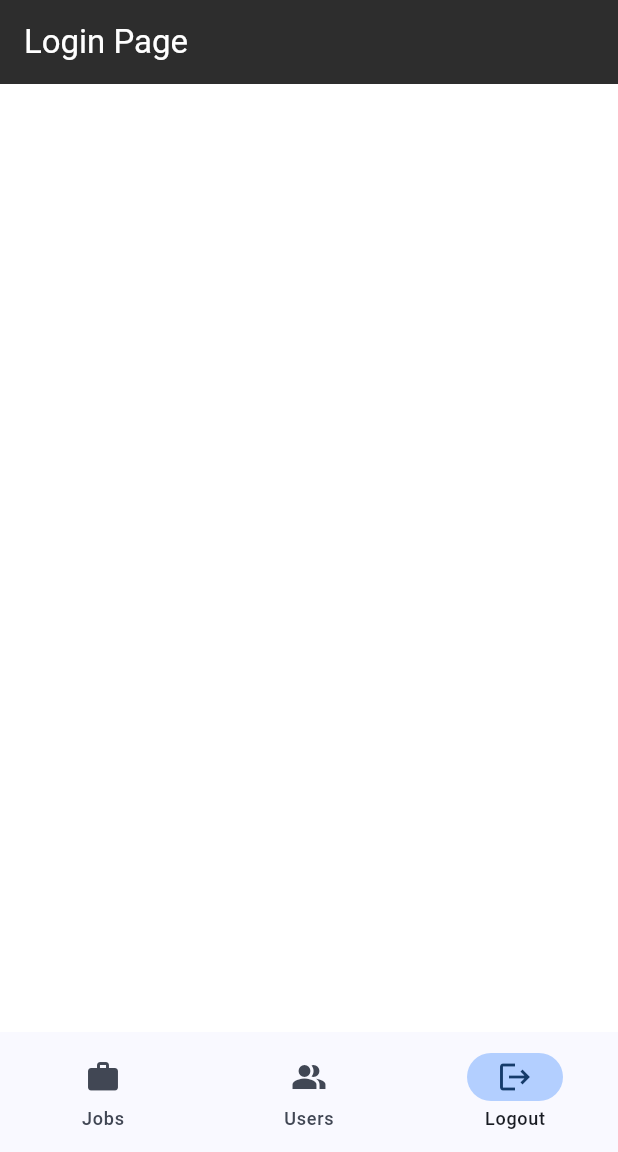
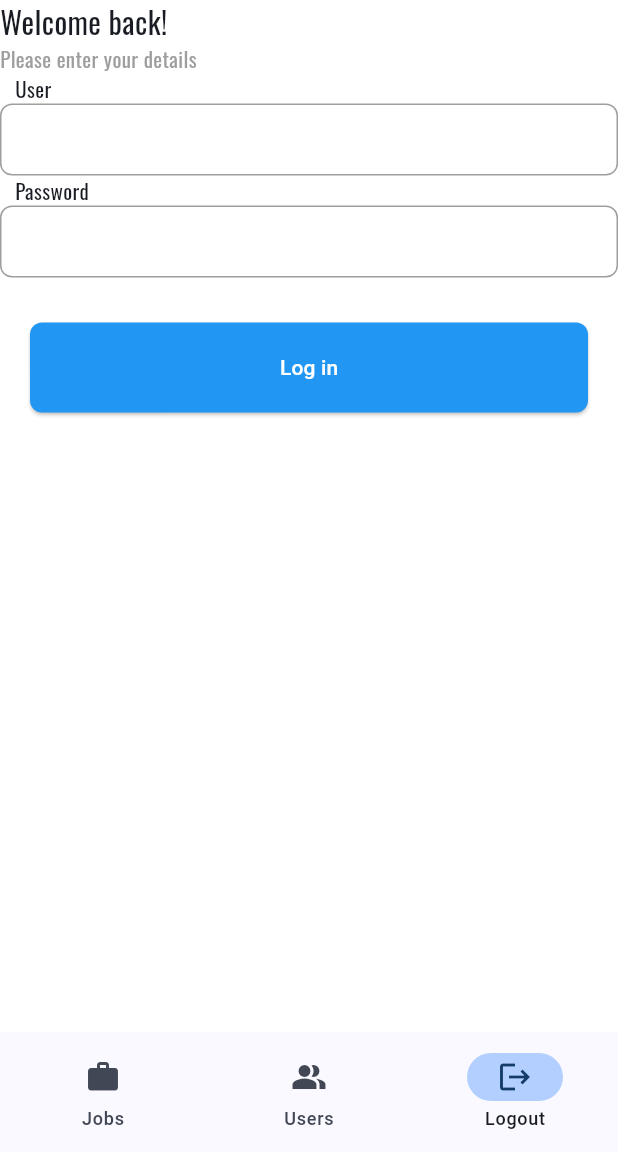
Before and after one commit to innovaciones-co/bflow-client, a Flutter app: the screen it shows after launch, item 3 of the bottom bar chosen, on a phone screen of 412 x 824 dp, the part 84-1236 px from its top. Run offline on Flutter 3.47's test engine with Material 3 defaults, Android fonts, the phone set to English and light mode, and no system bars; our stand-ins replace equatable, go_router, google_fonts.

Commit message:
Job list & basic login

```diff
--- a/lib/src/core/routes/router.dart
+++ b/lib/src/core/routes/router.dart
@@ -1,7 +1,7 @@
 import 'package:bflow_client/src/core/routes/routes.dart';
 import 'package:bflow_client/src/features/home/presentation/pages/home_page.dart';
-import 'package:bflow_client/src/features/jobs/presentation/pages/pages.dart';
-import 'package:bflow_client/src/features/login/presentation/pages/pages.dart';
+import 'package:bflow_client/src/features/jobs/presentation/pages/jobs_page.dart';
+import 'package:bflow_client/src/features/login/presentation/pages/login_page.dart';
 import 'package:bflow_client/src/features/users/presentation/pages/users_page.dart';
 import 'package:flutter/material.dart';
 import 'package:go_router/go_router.dart';
--- /dev/null
+++ b/lib/src/features/login/presentation/pages/login_page.dart
@@ -0,0 +1,78 @@
+import 'package:flutter/material.dart';
+
+class LoginPage extends StatelessWidget {
+  const LoginPage({Key? key}) : super(key: key);
+
+  @override
+  Widget build(BuildContext context) {
+    return Column(
+      crossAxisAlignment: CrossAxisAlignment.start,
+      children: [
+        const Text("Welcome back!", style: TextStyle(fontSize: 20),),
+        const Text("Please enter your details", style: TextStyle(color: Colors.grey),),
+        const Padding(
+          padding: EdgeInsets.symmetric(horizontal: 10),
+          child: Text("User"),
+        ),
+        TextField(
+          decoration: InputDecoration(
+            enabledBorder: OutlineInputBorder(
+              borderRadius: BorderRadius.circular(8),
+              borderSide: const BorderSide(color: Colors.grey, width: 1),
+            ),
+            focusedBorder: OutlineInputBorder(
+              borderRadius: BorderRadius.circular(8),
+              borderSide: const BorderSide(color: Colors.grey, width: 1.5),
+            ),
+            //contentPadding: const EdgeInsets.all(10),
+            isDense: true,
+            filled: true,
+            fillColor: Colors.white,
+
+            hintText: "",
+          ),
+        ),
+        const Padding(
+          padding: EdgeInsets.symmetric(horizontal: 10),
+          child: Text("Password"),
+        ),
+        TextField(
+          decoration: InputDecoration(
+            enabledBorder: OutlineInputBorder(
+              borderRadius: BorderRadius.circular(8),
+              borderSide: const BorderSide(color: Colors.grey, width: 1),
+            ),
+            focusedBorder: OutlineInputBorder(
+              borderRadius: BorderRadius.circular(8),
+              borderSide: const BorderSide(color: Colors.grey, width: 1.5),
+            ),
+            //contentPadding: const EdgeInsets.all(10),
+            isDense: true,
+            filled: true,
+            fillColor: Colors.white,
+
+            hintText: "",
+          ),
+        ),
+        Padding(
+          padding: const EdgeInsets.only(top:30, right: 20, left: 20),
+          child: ElevatedButton(
+              style: ElevatedButton.styleFrom(
+                //padding: const EdgeInsets.symmetric(vertical: 1, horizontal: 20), // THIS no hace nada
+                foregroundColor: Colors.white,
+                backgroundColor: Colors.blue,
+                minimumSize: const Size.fromHeight(60), // THIs full with?
+                shape: RoundedRectangleBorder(
+                  borderRadius: BorderRadius.circular(8),
+                ),
+              ),
+              onPressed: () {},
+              child: const Text(
+                'Log in',
+              ),
+            ),
+        ),
+      ],
+    );
+  }
+}
--- a/lib/src/features/login/presentation/pages/pages.dart
+++ /dev/null
@@ -1,14 +0,0 @@
-import 'package:flutter/material.dart';
-
-class LoginPage extends StatelessWidget {
-  const LoginPage({Key? key}) : super(key: key);
-
-  @override
-  Widget build(BuildContext context) {
-    return Scaffold(
-      appBar: AppBar(
-        title: const Text('Login Page'),
-      ),
-    );
-  }
-}
```
Also changed, not shown: lib/src/features/jobs/presentation/pages/jobs_page.dart (added, +259 -0 lines), lib/src/features/jobs/presentation/pages/pages.dart (deleted, +0 -11 lines).
